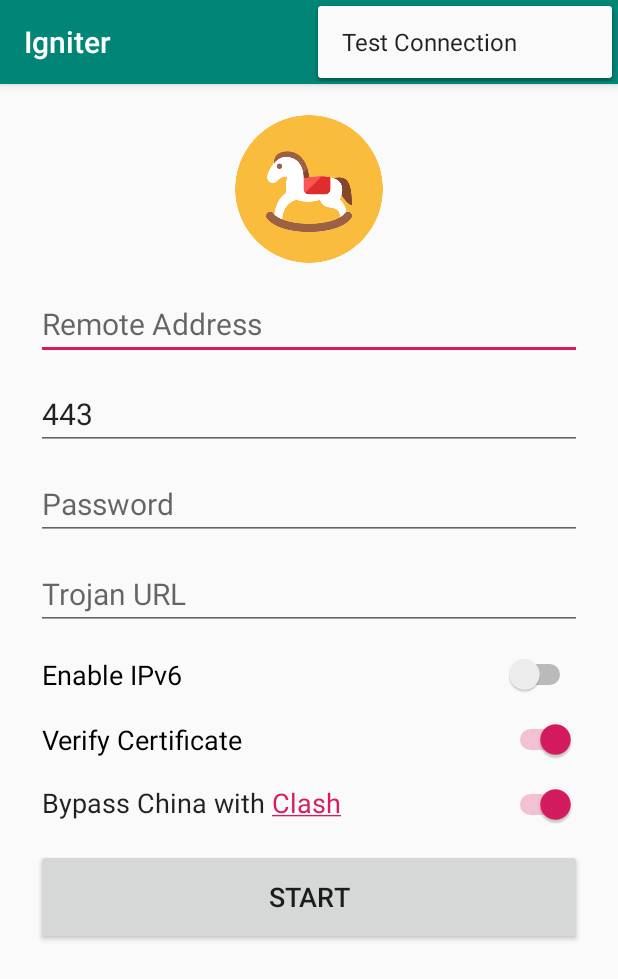
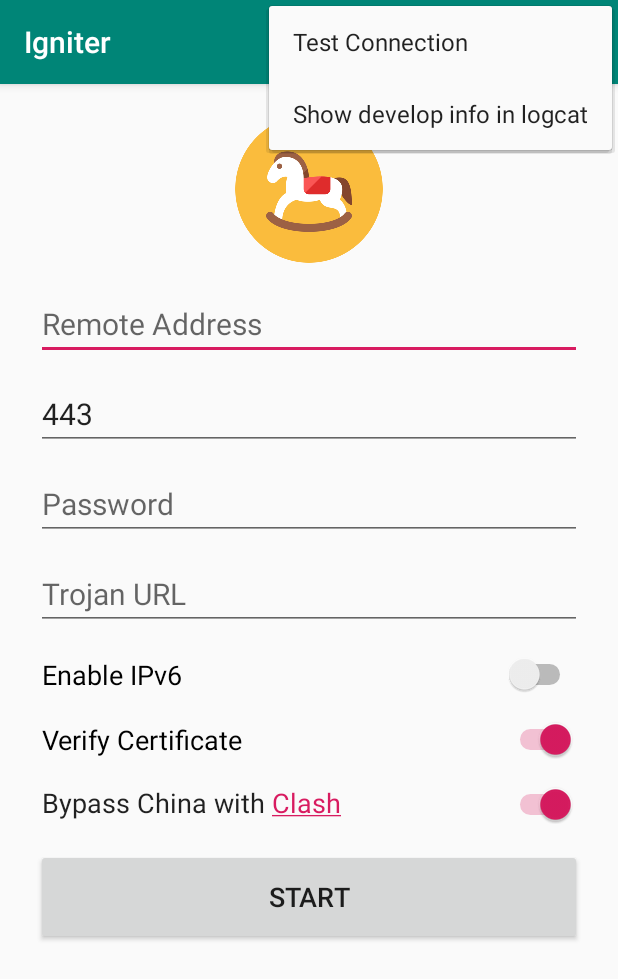
Before and after one commit to trojan-gfw/igniter, an Android app: the screen it shows after launch (MainActivity), with the options menu open, on a phone screen of 412 x 824 dp. Shown: the top 979 px of the screen. Run offline under Robolectric (Android 15) with nearby library versions, the phone set to English and light mode, and no system bars; 4 statements that could not run were skipped.

Commit message:
add menu item to show develop into in logcat
- dump goroutine counts and all goroutine stacktraces

Signed-off-by: Syrone Wong <wong.syrone@gmail.com>

```diff
--- a/app/src/main/java/io/github/trojan_gfw/igniter/MainActivity.java
+++ b/app/src/main/java/io/github/trojan_gfw/igniter/MainActivity.java
@@ -344,7 +344,10 @@ public class MainActivity extends AppCompatActivity {
             case R.id.action_test_connection:
                 new TestConnection(MainActivity.this).execute(CONNECTION_TEST_URL);
                 return true;
-
+            case R.id.action_show_develop_info_logcat:
+                util.Util.logGoRoutineCount();
+                util.Util.logGoroutineStackTrace();
+                return true;
             default:
                 // Invoke the superclass to handle it.
                 return super.onOptionsItemSelected(item);
--- a/app/src/main/res/menu/menu_main.xml
+++ b/app/src/main/res/menu/menu_main.xml
@@ -6,4 +6,9 @@
         android:orderInCategory="100"
         android:title="@string/action_test_connection"
         app:showAsAction="never" />
+    <item
+        android:id="@+id/action_show_develop_info_logcat"
+        android:orderInCategory="100"
+        android:title="@string/action_show_develop_info_logcat"
+        app:showAsAction="never" />
 </menu>
--- a/app/src/main/res/values/strings.xml
+++ b/app/src/main/res/values/strings.xml
@@ -22,4 +22,5 @@
 
     <!-- App Bar Menu -->
     <string name="action_test_connection">Test Connection</string>
+    <string name="action_show_develop_info_logcat">Show develop info in logcat</string>
 </resources>
```
